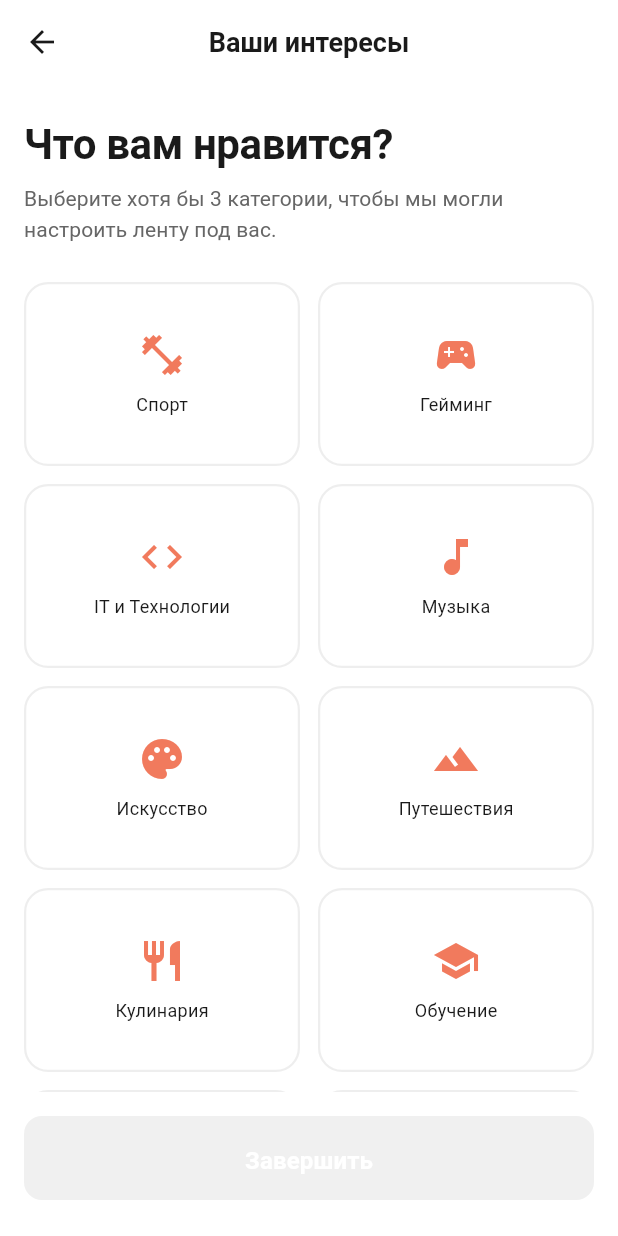
After one commit to Zero-Logic-Education/HobbyHub, a Flutter app: the InterestsScreen screen opened by its route, on a phone screen of 412 x 824 dp. The commit adds this screen. Run offline on Flutter 3.47's test engine with Material 3 defaults, Android fonts, the light colour scheme and no system bars; our stand-ins replace cloud_firestore, firebase_analytics, firebase_auth, firebase_core, firebase_messaging, firebase_storage and 5 more; accounts and stored records are empty.

Commit message:
feat: добавлен экран выбора интересов и обновлен маршрутизатор

```diff
--- a/app/lib/core/router/app_router.dart
+++ b/app/lib/core/router/app_router.dart
@@ -6,6 +6,7 @@ import '../../ui/home/home_screen.dart';
 import '../../ui/auth/age_verification_screen.dart';
 import '../../ui/auth/login_screen.dart';
 import '../../ui/auth/register_screen.dart';
+import '../../ui/auth/interests_screen.dart';
 import '../../providers/auth_provider.dart';
 import '../../providers/user_provider.dart';
 import 'package:flutter_riverpod/flutter_riverpod.dart';
@@ -120,10 +121,7 @@ final routerProvider = Provider<GoRouter>((ref) {
           GoRoute(
             path: 'interests-selection',
             name: 'interests-selection',
-            builder: (context, state) => Scaffold(
-              appBar: AppBar(title: const Text('Выбор интересов')),
-              body: const Center(child: Text('Interests Selection Screen')),
-            ),
+            builder: (context, state) => const InterestsScreen(),
           ),
         ],
       ),
--- /dev/null
+++ b/app/lib/ui/auth/interests_screen.dart
@@ -0,0 +1,170 @@
+import 'package:flutter/material.dart';
+import 'package:flutter_riverpod/flutter_riverpod.dart';
+import 'package:go_router/go_router.dart';
+import '../../core/theme/app_colors.dart';
+import '../../core/theme/app_spacing.dart';
+import '../../core/theme/app_typography.dart';
+import '../../core/router/app_router.dart';
+import '../shared/app_button.dart';
+
+class InterestsScreen extends ConsumerStatefulWidget {
+  const InterestsScreen({super.key});
+
+  @override
+  ConsumerState<InterestsScreen> createState() => _InterestsScreenState();
+}
+
+class _InterestsScreenState extends ConsumerState<InterestsScreen> {
+  final Set<String> _selectedInterests = {};
+
+  final List<Map<String, dynamic>> _categories = [
+    {'id': 'sport', 'label': 'Спорт', 'icon': Icons.fitness_center},
+    {'id': 'gaming', 'label': 'Гейминг', 'icon': Icons.sports_esports},
+    {'id': 'it', 'label': 'IT и Технологии', 'icon': Icons.code},
+    {'id': 'music', 'label': 'Музыка', 'icon': Icons.music_note},
+    {'id': 'art', 'label': 'Искусство', 'icon': Icons.palette},
+    {'id': 'travel', 'label': 'Путешествия', 'icon': Icons.landscape},
+    {'id': 'food', 'label': 'Кулинария', 'icon': Icons.restaurant},
+    {'id': 'edu', 'label': 'Обучение', 'icon': Icons.school},
+    {'id': 'photo', 'label': 'Фотография', 'icon': Icons.camera_alt},
+    {'id': 'movie', 'label': 'Кино', 'icon': Icons.movie},
+  ];
+
+  void _toggleInterest(String id) {
+    setState(() {
+      if (_selectedInterests.contains(id)) {
+        _selectedInterests.remove(id);
+      } else {
+        _selectedInterests.add(id);
+      }
+    });
+  }
+
+  void _submit() {
+    // TODO: Сохранить интересы в профиль через Firestore
+    context.push(AppRoutes.home); // Временно на главную, пока нет геолокации
+  }
+
+  @override
+  Widget build(BuildContext context) {
+    return Scaffold(
+      backgroundColor: Colors.white,
+      appBar: AppBar(
+        title: const Text('Ваши интересы'),
+        backgroundColor: Colors.white,
+        elevation: 0,
+        foregroundColor: AppColors.textPrimary,
+      ),
+      body: SafeArea(
+        child: Padding(
+          padding: const EdgeInsets.symmetric(
+            horizontal: AppSpacing.screenPaddingHorizontal,
+            vertical: AppSpacing.screenPaddingVertical,
+          ),
+          child: Column(
+            crossAxisAlignment: CrossAxisAlignment.start,
+            children: [
+              Text('Что вам нравится?', style: AppTypography.headingLarge),
+              const SizedBox(height: AppSpacing.sm),
+              Text(
+                'Выберите хотя бы 3 категории, чтобы мы могли настроить ленту под вас.',
+                style: AppTypography.bodyMedium.copyWith(
+                  color: AppColors.textSecondary,
+                ),
+              ),
+              const SizedBox(height: AppSpacing.xl),
+              Expanded(
+                child: GridView.builder(
+                  gridDelegate: const SliverGridDelegateWithFixedCrossAxisCount(
+                    crossAxisCount: 2,
+                    childAspectRatio: 1.5,
+                    crossAxisSpacing: AppSpacing.md,
+                    mainAxisSpacing: AppSpacing.md,
+                  ),
+                  itemCount: _categories.length,
+                  itemBuilder: (context, index) {
+                    final category = _categories[index];
+                    final isSelected = _selectedInterests.contains(
+                      category['id'],
+                    );
+                    return _InterestCard(
+                      label: category['label'],
+                      icon: category['icon'],
+                      isSelected: isSelected,
+                      onTap: () => _toggleInterest(category['id']),
+                    );
+                  },
+                ),
+              ),
+              const SizedBox(height: AppSpacing.lg),
+              PrimaryButton(
+                label: 'Завершить',
+                onPressed: _selectedInterests.length >= 3 ? _submit : () {},
+                isEnabled: _selectedInterests.length >= 3,
+              ),
+            ],
+          ),
+        ),
+      ),
+    );
+  }
+}
+
+class _InterestCard extends StatelessWidget {
+  final String label;
+  final IconData icon;
+  final bool isSelected;
+  final VoidCallback onTap;
+
+  const _InterestCard({
+    required this.label,
+    required this.icon,
+    required this.isSelected,
+    required this.onTap,
+  });
+
+  @override
+  Widget build(BuildContext context) {
+    return GestureDetector(
+      onTap: onTap,
+      child: AnimatedContainer(
+        duration: const Duration(milliseconds: 200),
+        decoration: BoxDecoration(
+          color: isSelected ? AppColors.primary : Colors.white,
+          borderRadius: BorderRadius.circular(16),
+          border: Border.all(
+            color: isSelected ? AppColors.primary : AppColors.divider,
+            width: 1.5,
+          ),
+          boxShadow: isSelected
+              ? [
+                  BoxShadow(
+                    color: AppColors.primary.withValues(alpha: 0.2),
+                    blurRadius: 8,
+                    offset: const Offset(0, 4),
+                  ),
+                ]
+              : [],
+        ),
+        child: Column(
+          mainAxisAlignment: MainAxisAlignment.center,
+          children: [
+            Icon(
+              icon,
+              color: isSelected ? Colors.white : AppColors.primary,
+              size: 32,
+            ),
+            const SizedBox(height: 8),
+            Text(
+              label,
+              style: AppTypography.labelMedium.copyWith(
+                color: isSelected ? Colors.white : AppColors.textPrimary,
+                fontWeight: isSelected ? FontWeight.bold : FontWeight.normal,
+              ),
+            ),
+          ],
+        ),
+      ),
+    );
+  }
+}
```
Also changed, not shown: app/lib/ui/main_shell/main_shell.dart (added, +59 -0 lines).
